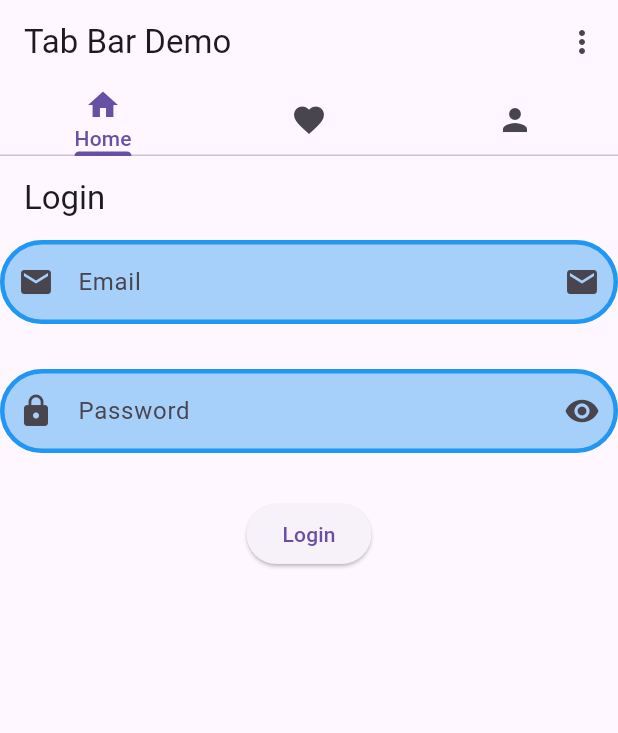
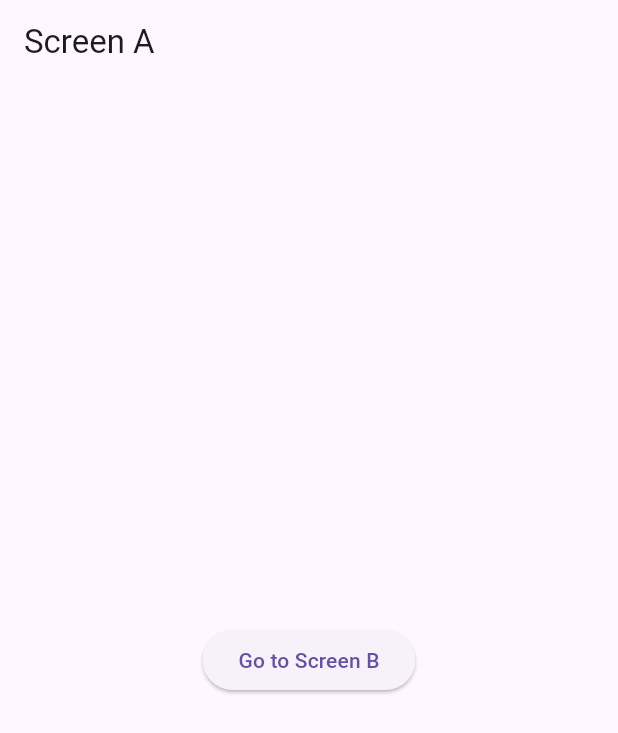
Before and after one commit to MuhammadAliKust/Shahram-App, a Flutter app: the screen it shows after launch, on a phone screen of 412 x 824 dp. Shown: the top 733 px of the screen. Run offline on Flutter 3.47's test engine with Material 3 defaults, Android fonts, the phone set to English and light mode, and no system bars; our stand-ins replace smooth_page_indicator, string_validator.

Commit message:
Navigation Done

```diff
--- a/lib/main.dart
+++ b/lib/main.dart
@@ -1,6 +1,7 @@
 import 'package:flutter/material.dart';
 import 'package:shahram_app/asset_image.dart';
 import 'package:shahram_app/page_view.dart';
+import 'package:shahram_app/screen_a.dart';
 import 'package:shahram_app/single_selection.dart';
 import 'package:shahram_app/tabbar_demo.dart';
 
@@ -22,7 +23,7 @@
   @override
   Widget build(BuildContext context) {
     return MaterialApp(
-      home: TabbarDemo(),
+      home: ScreenAView(),
       // home: Scaffold(
       //   backgroundColor: Colors.yellow,
       //   appBar: AppBar(
--- /dev/null
+++ b/lib/screen_a.dart
@@ -0,0 +1,27 @@
+import 'package:flutter/material.dart';
+import 'package:shahram_app/screen_b.dart';
+
+class ScreenAView extends StatelessWidget {
+  const ScreenAView({super.key});
+
+  @override
+  Widget build(BuildContext context) {
+    return Scaffold(
+      appBar: AppBar(title: Text("Screen A")),
+      body: Center(
+        child: ElevatedButton(
+          onPressed: () {
+            Navigator.push(
+              context,
+              MaterialPageRoute(builder: (context) => ScreenBView(
+                name: 'Ali',
+                email: 'test@gmail.com',
+              )),
+            );
+          },
+          child: Text("Go to Screen B"),
+        ),
+      ),
+    );
+  }
+}
```
Also changed, not shown: lib/screen_b.dart (added, +31 -0 lines).
